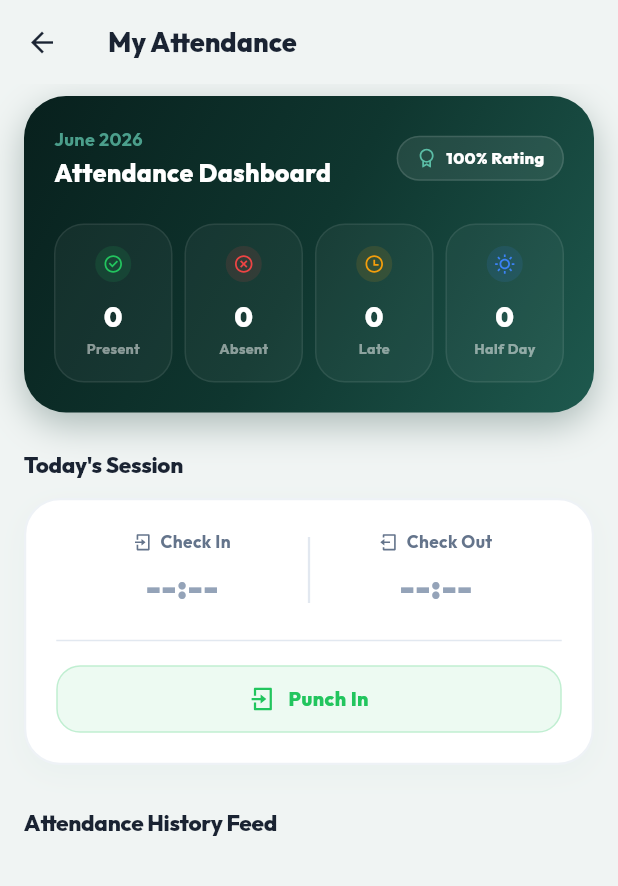
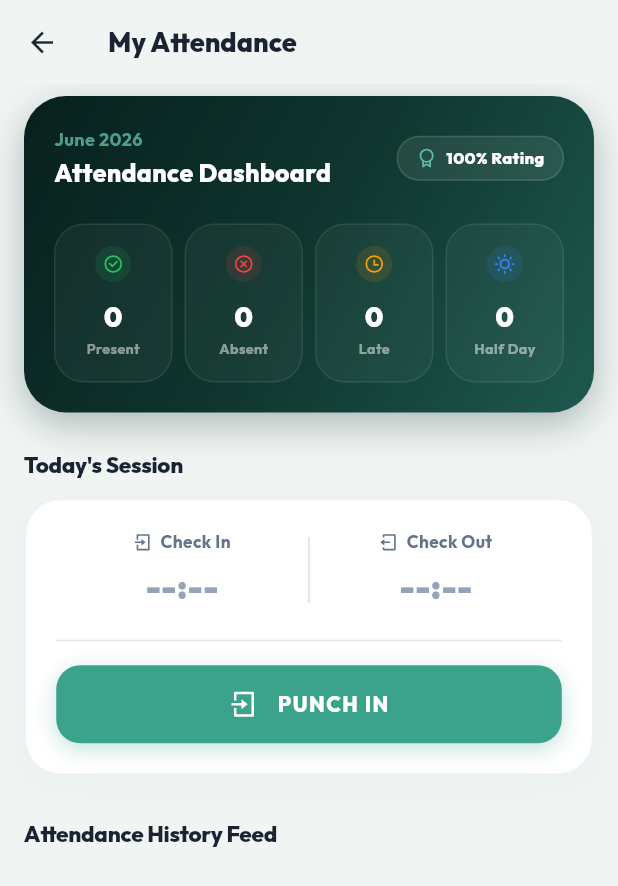
Before and after one commit to avinashquikboom-code/QuickBoom-HRM-App, a Flutter app: the EmployeeAttendanceView screen opened directly, on a phone screen of 412 x 824 dp. Shown: the top 886 px of the screen. Run offline on Flutter 3.47's test engine with Material 3 defaults, Android fonts, the phone set to English and light mode, and no system bars; our stand-ins replace fl_chart, flutter_animate, flutter_riverpod, geolocator, google_fonts, local_auth and 2 more; accounts and stored records are empty; network calls fail.

Commit message:
refactor: replace attendance action button with simplified punch button featuring updated styling and state-based colors

```diff
--- a/lib/views/employee/employee_attendance_view.dart
+++ b/lib/views/employee/employee_attendance_view.dart
@@ -439,10 +439,8 @@ class _TodayCardState extends ConsumerState<_TodayCard> {
                   const SizedBox(width: 12),
                 ],
                 Expanded(
-                  child: _AttendanceActionButton(
-                    label: hasCheckIn ? 'Punch Out' : 'Punch In',
-                    icon: hasCheckIn ? RemixIcons.logout_box_line : RemixIcons.login_box_line,
-                    color: hasCheckIn ? AppColors.error : AppColors.success,
+                  child: _SimplifiedAttendancePunchButton(
+                    isCheckedIn: hasCheckIn,
                     onTap: () {
                       if (hasCheckIn) {
                         ref.read(attendanceViewModelProvider.notifier).checkOut();
@@ -572,6 +570,61 @@ class _AttendanceActionButton extends StatelessWidget {
                 fontSize: 13,
                 fontWeight: FontWeight.w800,
                 letterSpacing: 0.3,
+              ),
+            ),
+          ],
+        ),
+      ),
+    );
+  }
+}
+
+class _SimplifiedAttendancePunchButton extends StatelessWidget {
+  final bool isCheckedIn;
+  final VoidCallback onTap;
+
+  const _SimplifiedAttendancePunchButton({
+    required this.isCheckedIn,
+    required this.onTap,
+  });
+
+  @override
+  Widget build(BuildContext context) {
+    return GestureDetector(
+      onTap: onTap,
+      child: Container(
+        padding: const EdgeInsets.symmetric(vertical: 16, horizontal: 20),
+        decoration: BoxDecoration(
+          color: isCheckedIn
+              ? Colors.grey[600]
+              : AppColors.primary,
+          borderRadius: BorderRadius.circular(16),
+          boxShadow: [
+            BoxShadow(
+              color: (isCheckedIn
+                  ? Colors.grey[600]
+                  : AppColors.primary)!.withValues(alpha: 0.3),
+              blurRadius: 12,
+              offset: const Offset(0, 4),
+            ),
+          ],
+        ),
+        child: Row(
+          mainAxisAlignment: MainAxisAlignment.center,
+          children: [
+            Icon(
+              isCheckedIn ? RemixIcons.logout_box_line : RemixIcons.login_box_line,
+              color: Colors.white,
+              size: 20,
+            ),
+            const SizedBox(width: 12),
+            Text(
+              isCheckedIn ? 'PUNCH OUT' : 'PUNCH IN',
+              style: const TextStyle(
+                color: Colors.white,
+                fontSize: 14,
+                fontWeight: FontWeight.w800,
+                letterSpacing: 1.0,
               ),
             ),
           ],
```
